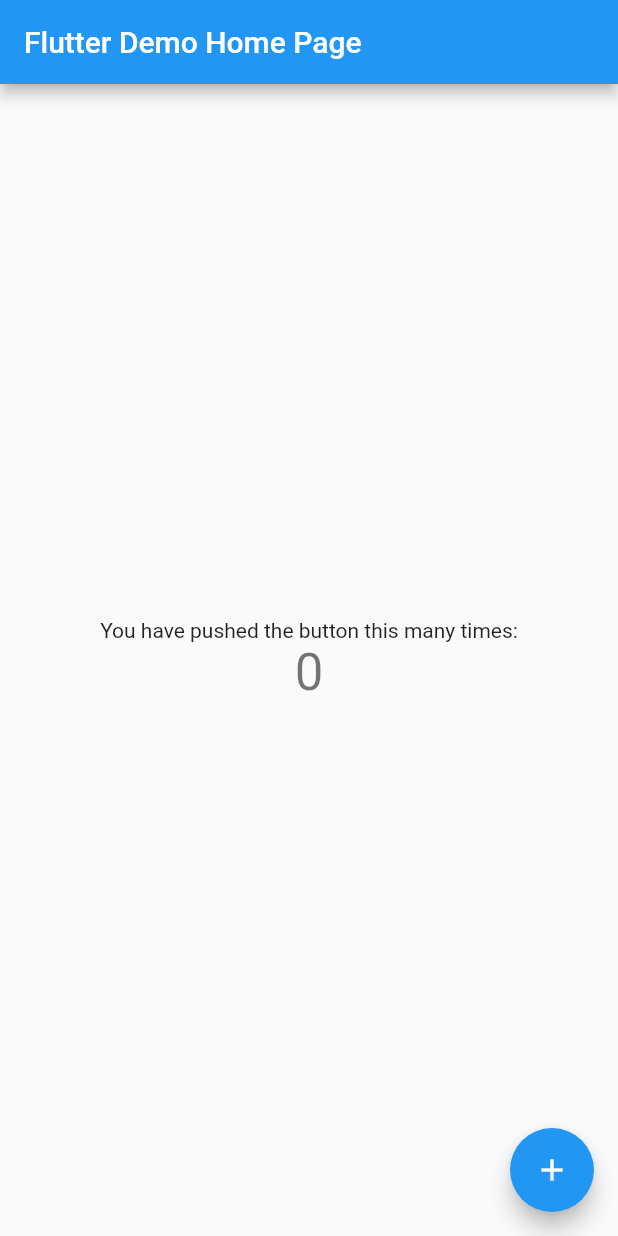
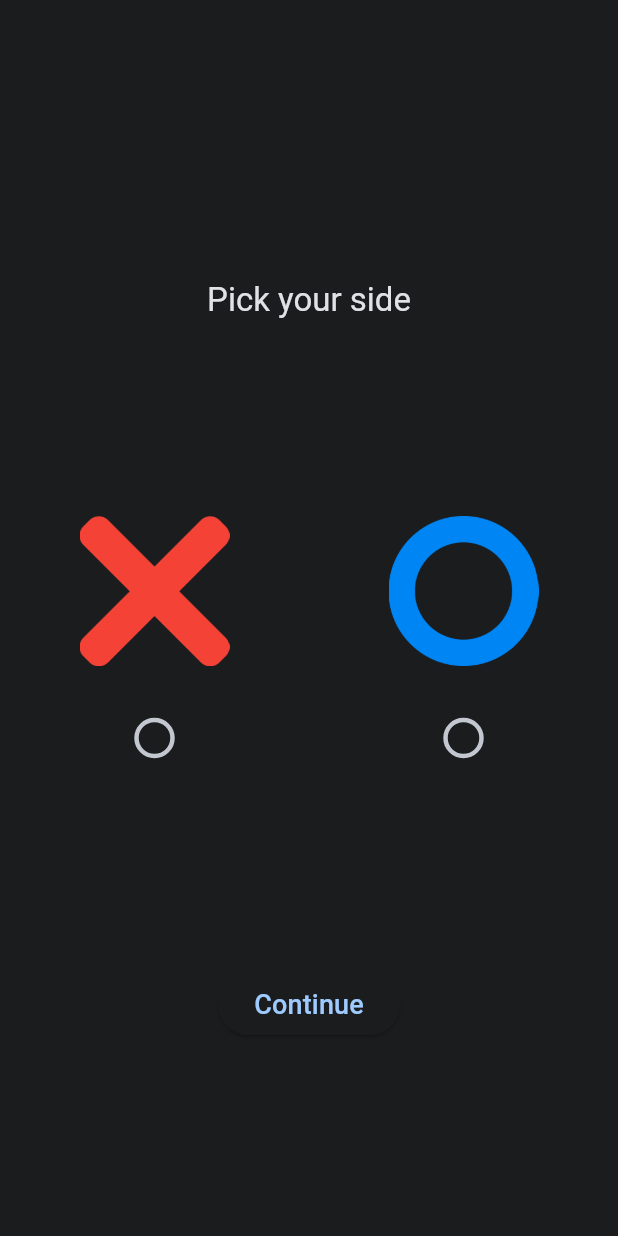
Before and after one commit to nakel-ola/tic_tac_toe, a Flutter app: the screen it shows after launch, on a phone screen of 412 x 824 dp. Run offline on Flutter 3.47's test engine with Material 2 defaults, Android fonts, the light colour scheme and no system bars.

Commit message:
finishing up

```diff
--- /dev/null
+++ b/lib/color_schemes.dart
@@ -0,0 +1,35 @@
+import 'package:flutter/material.dart';
+
+const colorScheme = ColorScheme(
+  brightness: Brightness.dark,
+  primary: Color(0xFF9ECAFF),
+  onPrimary: Color(0xFF003258),
+  primaryContainer: Color(0xFF00497D),
+  onPrimaryContainer: Color(0xFFD1E4FF),
+  secondary: Color(0xFFBBC7DB),
+  onSecondary: Color(0xFF253140),
+  secondaryContainer: Color(0xFF3B4858),
+  onSecondaryContainer: Color(0xFFD7E3F7),
+  tertiary: Color(0xFFD6BEE4),
+  onTertiary: Color(0xFF3B2948),
+  tertiaryContainer: Color(0xFF523F5F),
+  onTertiaryContainer: Color(0xFFF2DAFF),
+  error: Color(0xFFFFB4AB),
+  errorContainer: Color(0xFF93000A),
+  onError: Color(0xFF690005),
+  onErrorContainer: Color(0xFFFFDAD6),
+  background: Color(0xFF1A1C1E),
+  onBackground: Color(0xFFE2E2E6),
+  surface: Color(0xFF1A1C1E),
+  onSurface: Color(0xFFE2E2E6),
+  surfaceVariant: Color(0xFF43474E),
+  onSurfaceVariant: Color(0xFFC3C7CF),
+  outline: Color(0xFF8D9199),
+  onInverseSurface: Color(0xFF1A1C1E),
+  inverseSurface: Color(0xFFE2E2E6),
+  inversePrimary: Color(0xFF0061A4),
+  shadow: Color(0xFF000000),
+  surfaceTint: Color(0xFF9ECAFF),
+  outlineVariant: Color(0xFF43474E),
+  scrim: Color(0xFF000000),
+);
--- a/lib/main.dart
+++ b/lib/main.dart
@@ -1,4 +1,7 @@
 import 'package:flutter/material.dart';
+
+import 'color_schemes.dart';
+import 'screens/screens.dart';
 
 void main() {
   runApp(const MyApp());
@@ -12,104 +15,16 @@
   Widget build(BuildContext context) {
     return MaterialApp(
       title: 'Flutter Demo',
+      debugShowCheckedModeBanner: false,
       theme: ThemeData(
-        // This is the theme of your application.
-        //
-        // Try running your application with "flutter run". You'll see the
-        // application has a blue toolbar. Then, without quitting the app, try
-        // changing the primarySwatch below to Colors.green and then invoke
-        // "hot reload" (press "r" in the console where you ran "flutter run",
-        // or simply save your changes to "hot reload" in a Flutter IDE).
-        // Notice that the counter didn't reset back to zero; the application
-        // is not restarted.
-        primarySwatch: Colors.blue,
+        useMaterial3: true,
+        colorScheme: colorScheme,
+        fontFamily: "Roboto",
       ),
-      home: const MyHomePage(title: 'Flutter Demo Home Page'),
+      routes: {
+        "/": (ctx) => const HomeScreen(),
+        "/game": (ctx) => const GameScreen(),
+      },
     );
   }
 }
-
-class MyHomePage extends StatefulWidget {
-  const MyHomePage({super.key, required this.title});
-
-  // This widget is the home page of your application. It is stateful, meaning
-  // that it has a State object (defined below) that contains fields that affect
-  // how it looks.
-
-  // This class is the configuration for the state. It holds the values (in this
-  // case the title) provided by the parent (in this case the App widget) and
-  // used by the build method of the State. Fields in a Widget subclass are
-  // always marked "final".
-
-  final String title;
-
-  @override
-  State<MyHomePage> createState() => _MyHomePageState();
-}
-
-class _MyHomePageState extends State<MyHomePage> {
-  int _counter = 0;
-
-  void _incrementCounter() {
-    setState(() {
-      // This call to setState tells the Flutter framework that something has
-      // changed in this State, which causes it to rerun the build method below
-      // so that the display can reflect the updated values. If we changed
-      // _counter without calling setState(), then the build method would not be
-      // called again, and so nothing would appear to happen.
-      _counter++;
-    });
-  }
-
-  @override
-  Widget build(BuildContext context) {
-    // This method is rerun every time setState is called, for instance as done
-    // by the _incrementCounter method above.
-    //
-    // The Flutter framework has been optimized to make rerunning build methods
-    // fast, so that you can just rebuild anything that needs updating rather
-    // than having to individually change instances of widgets.
-    return Scaffold(
-      appBar: AppBar(
-        // Here we take the value from the MyHomePage object that was created by
-        // the App.build method, and use it to set our appbar title.
-        title: Text(widget.title),
-      ),
-      body: Center(
-        // Center is a layout widget. It takes a single child and positions it
-        // in the middle of the parent.
-        child: Column(
-          // Column is also a layout widget. It takes a list of children and
-          // arranges them vertically. By default, it sizes itself to fit its
-          // children horizontally, and tries to be as tall as its parent.
-          //
-          // Invoke "debug painting" (press "p" in the console, choose the
-          // "Toggle Debug Paint" action from the Flutter Inspector in Android
-          // Studio, or the "Toggle Debug Paint" command in Visual Studio Code)
-          // to see the wireframe for each widget.
-          //
-          // Column has various properties to control how it sizes itself and
-          // how it positions its children. Here we use mainAxisAlignment to
-          // center the children vertically; the main axis here is the vertical
-          // axis because Columns are vertical (the cross axis would be
-          // horizontal).
-          mainAxisAlignment: MainAxisAlignment.center,
-          children: <Widget>[
-            const Text(
-              'You have pushed the button this many times:',
-            ),
-            Text(
-              '$_counter',
-              style: Theme.of(context).textTheme.headlineMedium,
-            ),
-          ],
-        ),
-      ),
-      floatingActionButton: FloatingActionButton(
-        onPressed: _incrementCounter,
-        tooltip: 'Increment',
-        child: const Icon(Icons.add),
-      ), // This trailing comma makes auto-formatting nicer for build methods.
-    );
-  }
-}
--- /dev/null
+++ b/lib/screens/home_screen.dart
@@ -0,0 +1,82 @@
+import 'package:flutter/material.dart';
+
+class HomeScreen extends StatefulWidget {
+  const HomeScreen({super.key});
+
+  @override
+  State<HomeScreen> createState() => _HomeScreenState();
+}
+
+class _HomeScreenState extends State<HomeScreen> {
+  String currentOption = "";
+  @override
+  Widget build(BuildContext context) {
+    return Scaffold(
+      appBar: AppBar(),
+      body: SizedBox(
+        width: double.infinity,
+        child: Column(
+          crossAxisAlignment: CrossAxisAlignment.center,
+          children: [
+            const Spacer(),
+            Text(
+              "Pick your side",
+              style: Theme.of(context).textTheme.titleLarge,
+            ),
+            const Spacer(),
+            Row(
+              mainAxisAlignment: MainAxisAlignment.spaceAround,
+              children: [
+                buildImage(src: "assets/x.png", name: "x"),
+                buildImage(src: "assets/o.png", name: "o"),
+              ],
+            ),
+            const Spacer(),
+            ElevatedButton(
+              onPressed: () {
+                Navigator.of(context).pushNamed(
+                  "/game",
+                  arguments: {
+                    "user": currentOption,
+                    "ai": currentOption == "x" ? "o" : "x"
+                  },
+                );
+              },
+              child: const Text(
+                "Continue",
+                style: TextStyle(fontSize: 18.0),
+              ),
+            ),
+            const Spacer(),
+          ],
+        ),
+      ),
+    );
+  }
+
+  buildImage({
+    required String src,
+    required String name,
+  }) {
+    return Column(
+      children: [
+        Image.asset(src, width: 100),
+        const SizedBox(
+          height: 24.0,
+        ),
+        Transform.scale(
+          scale: 1.5,
+          child: Radio(
+            value: name,
+            groupValue: currentOption,
+            onChanged: (value) {
+              setState(() {
+                currentOption = value.toString();
+              });
+            },
+          ),
+        )
+      ],
+    );
+  }
+}
--- /dev/null
+++ b/lib/screens/screens.dart
@@ -0,0 +1,2 @@
+export 'home_screen.dart';
+export 'game_screen.dart';
--- /dev/null
+++ b/lib/widgets/widgets.dart
@@ -0,0 +1,2 @@
+export 'scores.dart';
+export 'game_board.dart';
```
Also changed, not shown: lib/screens/game_screen.dart (added, +268 -0 lines), lib/widgets/game_board.dart (added, +90 -0 lines), lib/widgets/scores.dart (added, +64 -0 lines), pubspec.yaml (+4 -3 lines), assets/x.png (renamed from assets/close.png), pubspec.lock, 1 other file.
